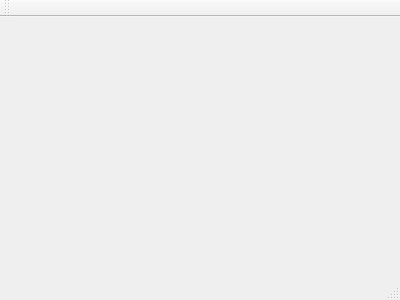
Old version of the form mainwindow.ui in the repository goolhanrry/Navigator.
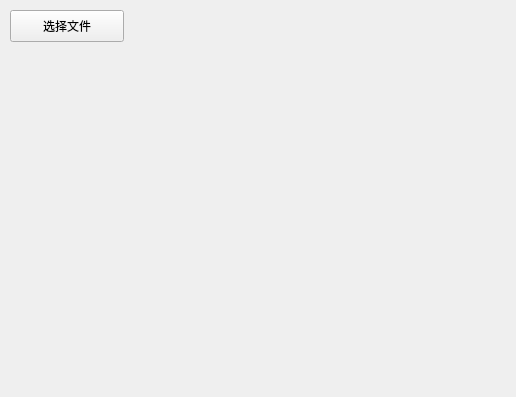
New version of the form.

Commit message: 添加文件解析类

```diff
--- a/mainwindow.ui
+++ b/mainwindow.ui
@@ -1,24 +1,37 @@
 <ui version="4.0">
  <class>MainWindow</class>
- <widget class="QMainWindow" name="MainWindow" >
-  <property name="geometry" >
+ <widget class="QMainWindow" name="MainWindow">
+  <property name="geometry">
    <rect>
     <x>0</x>
     <y>0</y>
-    <width>400</width>
-    <height>300</height>
+    <width>516</width>
+    <height>397</height>
    </rect>
   </property>
   <property name="windowTitle" >
    <string>MainWindow</string>
   </property>
-  <widget class="QMenuBar" name="menuBar" />
-  <widget class="QToolBar" name="mainToolBar" />
-  <widget class="QWidget" name="centralWidget" />
-  <widget class="QStatusBar" name="statusBar" />
+  <widget class="QWidget" name="centralWidget">
+   <widget class="QPushButton" name="openFileButton">
+    <property name="geometry">
+     <rect>
+      <x>10</x>
+      <y>10</y>
+      <width>114</width>
+      <height>32</height>
+     </rect>
+    </property>
+    <property name="cursor">
+     <cursorShape>PointingHandCursor</cursorShape>
+    </property>
+    <property name="text">
+     <string>选择文件</string>
+    </property>
+   </widget>
+  </widget>
  </widget>
- <layoutDefault spacing="6" margin="11" />
- <pixmapfunction></pixmapfunction>
+ <layoutdefault spacing="6" margin="11"/>
  <resources/>
  <connections/>
 </ui>
```
Left out of the diff: 3 changed lines with no effect on the pictures. The commit also changes 8 other files.
